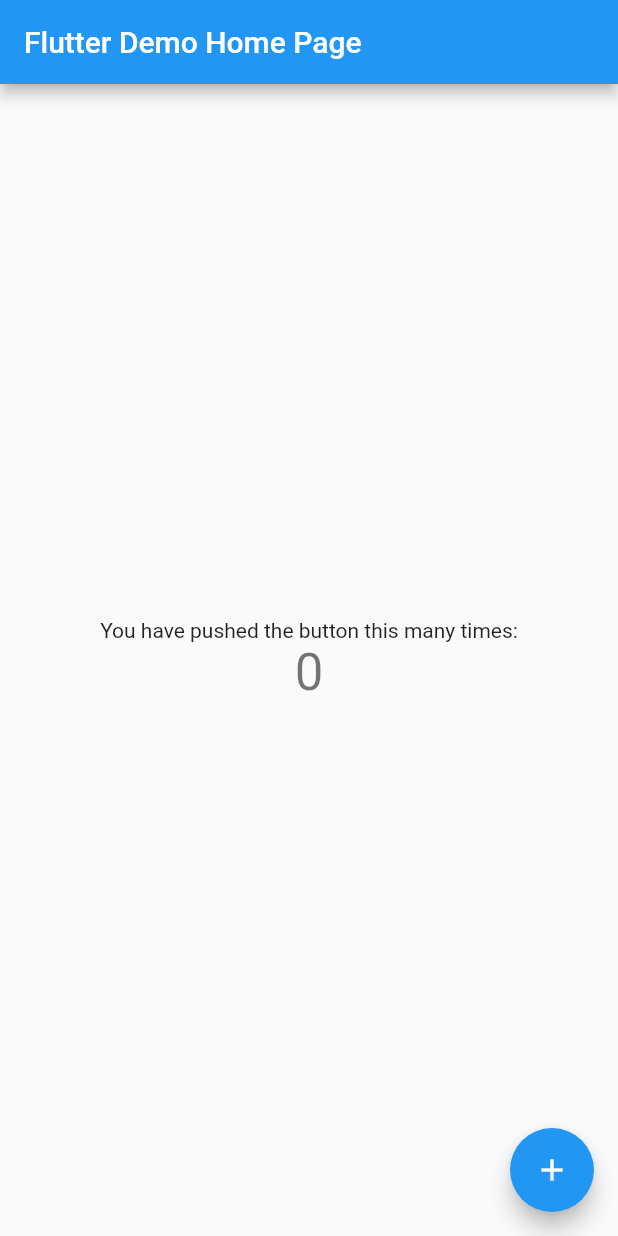
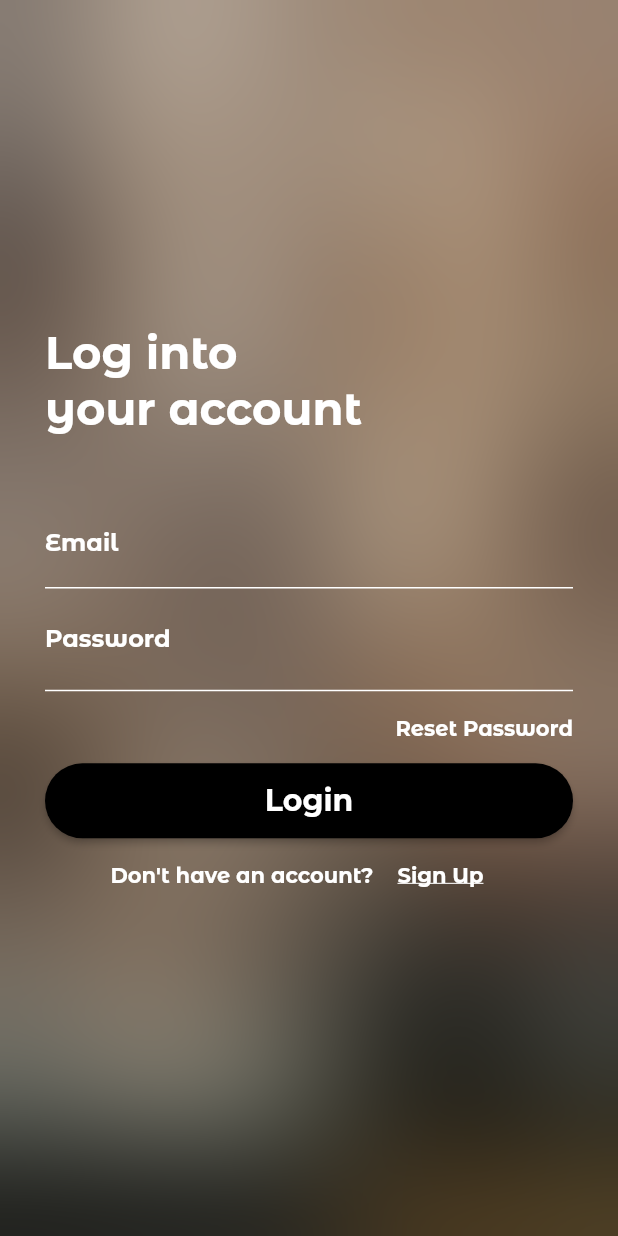
Before and after one commit to Flutter-Course/saturday-4pm, a Flutter app: the screen it shows after launch, on a phone screen of 412 x 824 dp. Run offline on Flutter 3.47's test engine with Material 2 defaults, Android fonts, the phone set to English and light mode, and no system bars; project files that could hold a hidden picture were left out.

Commit message:
finished auth screen

```diff
--- a/my_shop/lib/main.dart
+++ b/my_shop/lib/main.dart
@@ -1,117 +1,22 @@
 import 'package:flutter/material.dart';
+import 'package:my_shop/screens/Auth_screen.dart';
 
 void main() {
   runApp(MyApp());
 }
 
 class MyApp extends StatelessWidget {
-  // This widget is the root of your application.
   @override
   Widget build(BuildContext context) {
     return MaterialApp(
-      title: 'Flutter Demo',
+      title: 'MyShop',
       theme: ThemeData(
-        // This is the theme of your application.
-        //
-        // Try running your application with "flutter run". You'll see the
-        // application has a blue toolbar. Then, without quitting the app, try
-        // changing the primarySwatch below to Colors.green and then invoke
-        // "hot reload" (press "r" in the console where you ran "flutter run",
-        // or simply save your changes to "hot reload" in a Flutter IDE).
-        // Notice that the counter didn't reset back to zero; the application
-        // is not restarted.
-        primarySwatch: Colors.blue,
-        // This makes the visual density adapt to the platform that you run
-        // the app on. For desktop platforms, the controls will be smaller and
-        // closer together (more dense) than on mobile platforms.
+        primaryColor: Colors.white,
+        accentColor: Colors.black,
+        fontFamily: 'MontserratAlternates',
         visualDensity: VisualDensity.adaptivePlatformDensity,
       ),
-      home: MyHomePage(title: 'Flutter Demo Home Page'),
+      home: AuthScreen(),
     );
   }
 }
-
-class MyHomePage extends StatefulWidget {
-  MyHomePage({Key key, this.title}) : super(key: key);
-
-  // This widget is the home page of your application. It is stateful, meaning
-  // that it has a State object (defined below) that contains fields that affect
-  // how it looks.
-
-  // This class is the configuration for the state. It holds the values (in this
-  // case the title) provided by the parent (in this case the App widget) and
-  // used by the build method of the State. Fields in a Widget subclass are
-  // always marked "final".
-
-  final String title;
-
-  @override
-  _MyHomePageState createState() => _MyHomePageState();
-}
-
-class _MyHomePageState extends State<MyHomePage> {
-  int _counter = 0;
-
-  void _incrementCounter() {
-    setState(() {
-      // This call to setState tells the Flutter framework that something has
-      // changed in this State, which causes it to rerun the build method below
-      // so that the display can reflect the updated values. If we changed
-      // _counter without calling setState(), then the build method would not be
-      // called again, and so nothing would appear to happen.
-      _counter++;
-    });
-  }
-
-  @override
-  Widget build(BuildContext context) {
-    // This method is rerun every time setState is called, for instance as done
-    // by the _incrementCounter method above.
-    //
-    // The Flutter framework has been optimized to make rerunning build methods
-    // fast, so that you can just rebuild anything that needs updating rather
-    // than having to individually change instances of widgets.
-    return Scaffold(
-      appBar: AppBar(
-        // Here we take the value from the MyHomePage object that was created by
-        // the App.build method, and use it to set our appbar title.
-        title: Text(widget.title),
-      ),
-      body: Center(
-        // Center is a layout widget. It takes a single child and positions it
-        // in the middle of the parent.
-        child: Column(
-          // Column is also a layout widget. It takes a list of children and
-          // arranges them vertically. By default, it sizes itself to fit its
-          // children horizontally, and tries to be as tall as its parent.
-          //
-          // Invoke "debug painting" (press "p" in the console, choose the
-          // "Toggle Debug Paint" action from the Flutter Inspector in Android
-          // Studio, or the "Toggle Debug Paint" command in Visual Studio Code)
-          // to see the wireframe for each widget.
-          //
-          // Column has various properties to control how it sizes itself and
-          // how it positions its children. Here we use mainAxisAlignment to
-          // center the children vertically; the main axis here is the vertical
-          // axis because Columns are vertical (the cross axis would be
-          // horizontal).
-          mainAxisAlignment: MainAxisAlignment.center,
-          children: <Widget>[
-            Text(
-              'You have pushed the button this many times:',
-            ),
-            Text(
-              '$_counter',
-              style: Theme.of(context).textTheme.headline4,
-            ),
-          ],
-        ),
-      ),
-      floatingActionButton: FloatingActionButton(
-        onPressed: _incrementCounter,
-        tooltip: 'Increment',
-        child: Icon(Icons.add),
-      ), // This trailing comma makes auto-formatting nicer for build methods.
-    );
-  }
-}
--- /dev/null
+++ b/my_shop/lib/screens/Auth_screen.dart
@@ -0,0 +1,379 @@
+import 'package:flutter/material.dart';
+import 'package:my_shop/widgets/auth_screen_widgets/auth_background.dart';
+import 'package:my_shop/widgets/auth_screen_widgets/auth_title.dart';
+
+class AuthScreen extends StatefulWidget {
+  @override
+  _AuthScreenState createState() => _AuthScreenState();
+}
+
+class _AuthScreenState extends State<AuthScreen> {
+  bool hidePassword, hideConfirmPassword, loginMode, resetPassword;
+  GlobalKey fieldKey;
+  double height;
+  @override
+  void initState() {
+    super.initState();
+    hidePassword = hideConfirmPassword = loginMode = true;
+    resetPassword = false;
+    height = 0;
+    fieldKey = GlobalKey();
+  }
+
+  @override
+  Widget build(BuildContext context) {
+    return Scaffold(
+      body: Stack(
+        children: [
+          AuthBackground(),
+          AnimatedPositioned(
+            duration: Duration(seconds: 1),
+            curve: Curves.decelerate,
+            right: (resetPassword) ? 0 : -MediaQuery.of(context).size.width,
+            child: Container(
+              width: MediaQuery.of(context).size.width,
+              height: MediaQuery.of(context).size.height,
+              child: Center(
+                child: SingleChildScrollView(
+                  padding: EdgeInsets.symmetric(horizontal: 30),
+                  child: Column(
+                    crossAxisAlignment: CrossAxisAlignment.start,
+                    mainAxisAlignment: MainAxisAlignment.center,
+                    children: [
+                      AuthTitle(UniqueKey(), 'Reset password of'),
+                      Form(
+                        child: Column(
+                          children: [
+                            TextFormField(
+                              style: TextStyle(
+                                color: Colors.white,
+                              ),
+                              decoration: InputDecoration(
+                                hintText: 'example@abc.com',
+                                labelText: 'Email',
+                                hintStyle: TextStyle(
+                                  color: Colors.white,
+                                ),
+                                labelStyle: TextStyle(
+                                  color: Colors.white,
+                                  fontWeight: FontWeight.bold,
+                                ),
+                                enabledBorder: UnderlineInputBorder(
+                                  borderSide: BorderSide(
+                                    color: Colors.white,
+                                  ),
+                                ),
+                                focusedBorder: UnderlineInputBorder(
+                                  borderSide:
+                                      BorderSide(color: Colors.white, width: 3),
+                                ),
+                              ),
+                            ),
+                          ],
+                        ),
+                      ),
+                      Container(
+                        width: double.infinity,
+                        height: 50,
+                        margin: EdgeInsets.only(
+                            top: MediaQuery.of(context).size.height * 0.05),
+                        child: RaisedButton(
+                          shape: StadiumBorder(),
+                          child: Text(
+                            'Reset Password',
+                            key: UniqueKey(),
+                            style: TextStyle(
+                              color: Theme.of(context).primaryColor,
+                              fontWeight: FontWeight.bold,
+                              fontSize: 20,
+                            ),
+                          ),
+                          color: Theme.of(context).accentColor,
+                          onPressed: () {},
+                        ),
+                      ),
+                      Align(
+                        alignment: Alignment.center,
+                        child: FlatButton(
+                          padding: EdgeInsets.zero,
+                          child: Text(
+                            'Cancel',
+                            style: TextStyle(
+                              color: Colors.white,
+                            ),
+                          ),
+                          onPressed: () {
+                            setState(() {
+                              resetPassword = false;
+                            });
+                          },
+                        ),
+                      ),
+                    ],
+                  ),
+                ),
+              ),
+            ),
+          ),
+          AnimatedPositioned(
+            duration: Duration(seconds: 1),
+            curve: Curves.decelerate,
+            left: (!resetPassword) ? 0 : -MediaQuery.of(context).size.width,
+            child: Container(
+              width: MediaQuery.of(context).size.width,
+              height: MediaQuery.of(context).size.height,
+              child: Center(
+                child: SingleChildScrollView(
+                  padding: EdgeInsets.symmetric(horizontal: 30),
+                  child: Column(
+                    crossAxisAlignment: CrossAxisAlignment.start,
+                    mainAxisAlignment: MainAxisAlignment.center,
+                    children: [
+                      AnimatedSwitcher(
+                        duration: Duration(milliseconds: 400),
+                        child: (loginMode)
+                            ? AuthTitle(UniqueKey(), 'Log into')
+                            : AuthTitle(UniqueKey(), 'Create'),
+                      ),
+                      Form(
+                        child: Column(
+                          children: [
+                            TextFormField(
+                              key: fieldKey,
+                              style: TextStyle(
+                                color: Colors.white,
+                              ),
+                              decoration: InputDecoration(
+                                hintText: 'example@abc.com',
+                                labelText: 'Email',
+                                hintStyle: TextStyle(
+                                  color: Colors.white,
+                                ),
+                                labelStyle: TextStyle(
+                                  color: Colors.white,
+                                  fontWeight: FontWeight.bold,
+                                ),
+                                enabledBorder: UnderlineInputBorder(
+                                  borderSide: BorderSide(
+                                    color: Colors.white,
+                                  ),
+                                ),
+                                focusedBorder: UnderlineInputBorder(
+                                  borderSide:
+                                      BorderSide(color: Colors.white, width: 3),
+                                ),
+                              ),
+                            ),
+                            TextFormField(
+                              style: TextStyle(
+                                color: Colors.white,
+                              ),
+                              obscureText: hidePassword,
+                              decoration: InputDecoration(
+                                hintText: '••••••••',
+                                labelText: 'Password',
+                                suffix: InkWell(
+                                  onTap: () {
+                                    setState(() {
+                                      hidePassword = !hidePassword;
+                                    });
+                                  },
+                                  child: Icon(
+                                    (hidePassword)
+                                        ? Icons.visibility
+                                        : Icons.visibility_off,
+                                    color: Colors.white,
+                                  ),
+                                ),
+                                hintStyle: TextStyle(
+                                  color: Colors.white,
+                                ),
+                                labelStyle: TextStyle(
+                                  color: Colors.white,
+                                  fontWeight: FontWeight.bold,
+                                ),
+                                enabledBorder: UnderlineInputBorder(
+                                  borderSide: BorderSide(
+                                    color: Colors.white,
+                                  ),
+                                ),
+                                focusedBorder: UnderlineInputBorder(
+                                  borderSide:
+                                      BorderSide(color: Colors.white, width: 3),
+                                ),
+                              ),
+                            ),
+                            AnimatedContainer(
+                              duration: Duration(seconds: 1),
+                              curve: Curves.bounceOut,
+                              height: height,
+                              child: AnimatedOpacity(
+                                duration: Duration(milliseconds: 500),
+                                opacity: (loginMode) ? 0 : 1,
+                                child: TextFormField(
+                                  style: TextStyle(
+                                    color: Colors.white,
+                                  ),
+                                  obscureText: hideConfirmPassword,
+                                  decoration: InputDecoration(
+                                    hintText: '••••••••',
+                                    labelText: 'Confirm Password',
+                                    suffix: InkWell(
+                                      onTap: () {
+                                        setState(() {
+                                          hideConfirmPassword =
+                                              !hideConfirmPassword;
+                                        });
+                                      },
+                                      child: Icon(
+                                        (hideConfirmPassword)
+                                            ? Icons.visibility
+                                            : Icons.visibility_off,
+                                        color: Colors.white,
+                                      ),
+                                    ),
+                                    hintStyle: TextStyle(
+                                      color: Colors.white,
+                                    ),
+                                    labelStyle: TextStyle(
+                                      color: Colors.white,
+                                      fontWeight: FontWeight.bold,
+                                    ),
+                                    enabledBorder: UnderlineInputBorder(
+                                      borderSide: BorderSide(
+                                        color: Colors.white,
+                                      ),
+                                    ),
+                                    focusedBorder: UnderlineInputBorder(
+                                      borderSide: BorderSide(
+                                          color: Colors.white, width: 3),
+                                    ),
+                                  ),
+                                ),
+                              ),
+                            ),
+                          ],
+                        ),
+                      ),
+                      Align(
+                        alignment: Alignment.centerRight,
+                        child: FlatButton(
+                          padding: EdgeInsets.zero,
+                          child: Text(
+                            'Reset Password',
+                            style: TextStyle(
+                              color: Colors.white,
+                            ),
+                          ),
+                          onPressed: () {
+                            setState(() {
+                              resetPassword = true;
+                            });
+                          },
+                        ),
+                      ),
+                      Container(
+                        width: double.infinity,
+                        height: 50,
+                        child: RaisedButton(
+                          shape: StadiumBorder(),
+                          child: AnimatedSwitcher(
+                            duration: Duration(milliseconds: 400),
+                            child: (loginMode)
+                                ? Text(
+                                    'Login',
+                                    key: UniqueKey(),
+                                    style: TextStyle(
+                                      color: Theme.of(context).primaryColor,
+                                      fontWeight: FontWeight.bold,
+                                      fontSize: 20,
+                                    ),
+                                  )
+                                : Text(
+                                    'Register',
+                                    key: UniqueKey(),
+                                    style: TextStyle(
+                                      color: Theme.of(context).primaryColor,
+                                      fontWeight: FontWeight.bold,
+                                      fontSize: 20,
+                                    ),
+                                  ),
+                          ),
+                          color: Theme.of(context).accentColor,
+                          onPressed: () {},
+                        ),
+                      ),
+                      AnimatedSwitcher(
+                        duration: Duration(milliseconds: 400),
+                        child: (loginMode)
+                            ? Row(
+                                key: UniqueKey(),
+                                mainAxisAlignment: MainAxisAlignment.center,
+                                children: [
+                                  Text(
+                                    'Don\'t have an account?',
+                                    style: TextStyle(
+                                      color: Colors.white,
+                                    ),
+                                  ),
+                                  FlatButton(
+                                    child: Text(
+                                      'Sign Up',
+                                      style: TextStyle(
+                                        color: Colors.white,
+                                        fontWeight: FontWeight.bold,
+                                        decoration: TextDecoration.underline,
+                                      ),
+                                    ),
+                                    onPressed: () {
+                                      final ctx = fieldKey.currentContext;
+                                      final box =
+                                          ctx.findRenderObject() as RenderBox;
+                                      setState(() {
+                                        height = box.size.height;
+                                        loginMode = false;
+                                      });
+                                    },
+                                  ),
+                                ],
+                              )
+                            : Row(
+                                key: UniqueKey(),
+                                mainAxisAlignment: MainAxisAlignment.center,
+                                children: [
+                                  Text(
+                                    'Already have an account?',
+                                    style: TextStyle(
+                                      color: Colors.white,
+                                    ),
+                                  ),
+                                  FlatButton(
+                                    child: Text(
+                                      'Sign In',
+                                      style: TextStyle(
+                                        color: Colors.white,
+                                        fontWeight: FontWeight.bold,
+                                        decoration: TextDecoration.underline,
+                                      ),
+                                    ),
+                                    onPressed: () {
+                                      setState(() {
+                                        height = 0;
+                                        loginMode = true;
+                                      });
+                                    },
+                                  ),
+                                ],
+                              ),
+                      ),
+                    ],
+                  ),
+                ),
+              ),
+            ),
+          )
+        ],
+      ),
+    );
+  }
+}
--- /dev/null
+++ b/my_shop/lib/widgets/auth_screen_widgets/auth_background.dart
@@ -0,0 +1,30 @@
+import 'dart:ui';
+
+import 'package:flutter/material.dart';
+
+class AuthBackground extends StatelessWidget {
+  @override
+  Widget build(BuildContext context) {
+    return Container(
+      height: double.infinity,
+      width: double.infinity,
+      decoration: BoxDecoration(
+        image: DecorationImage(
+          fit: BoxFit.cover,
+          image: AssetImage(
+            'assets/images/background.jpg',
+          ),
+        ),
+      ),
+      child: BackdropFilter(
+        filter: ImageFilter.blur(
+          sigmaX: 50,
+          sigmaY: 50,
+        ),
+        child: Container(
+          color: Colors.white.withOpacity(0),
+        ),
+      ),
+    );
+  }
+}
--- /dev/null
+++ b/my_shop/lib/widgets/auth_screen_widgets/auth_title.dart
@@ -0,0 +1,34 @@
+import 'package:flutter/material.dart';
+
+class AuthTitle extends StatelessWidget {
+  final String title;
+  AuthTitle(key, this.title) : super(key: key);
+  @override
+  Widget build(BuildContext context) {
+    return Container(
+      margin:
+          EdgeInsets.only(bottom: MediaQuery.of(context).size.height * 0.05),
+      child: Column(
+        crossAxisAlignment: CrossAxisAlignment.start,
+        children: [
+          Text(
+            title,
+            style: TextStyle(
+              color: Colors.white,
+              fontWeight: FontWeight.bold,
+              fontSize: 30,
+            ),
+          ),
+          Text(
+            'your account',
+            style: TextStyle(
+              color: Colors.white,
+              fontWeight: FontWeight.bold,
+              fontSize: 30,
+            ),
+          ),
+        ],
+      ),
+    );
+  }
+}
```
Also changed, not shown: my_shop/pubspec.yaml (+9 -11 lines), my_shop/assets/fonts/MontserratAlternates-Bold.ttf (added), my_shop/assets/fonts/MontserratAlternates-Regular.ttf (added), my_shop/assets/images/background.jpg (added).
